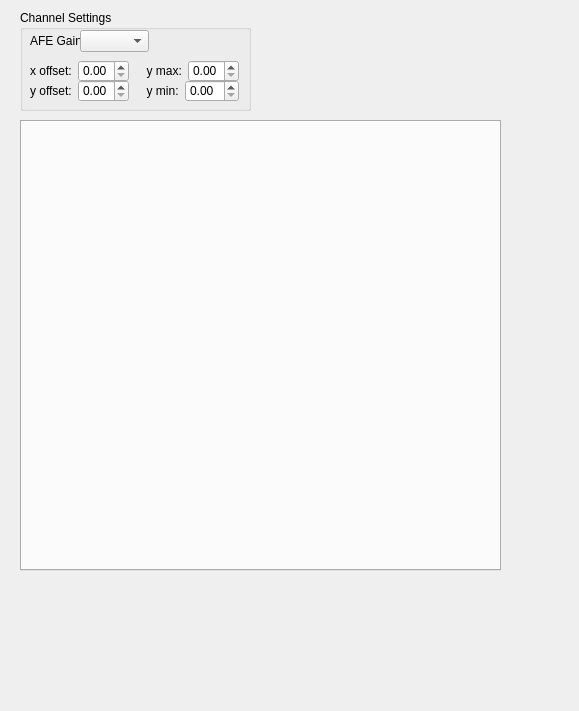
First picture: the form in l674_lock_ui/channel_settings.ui, repository OxfordIonTrapGroup/stabilizer-ui, before the edit.
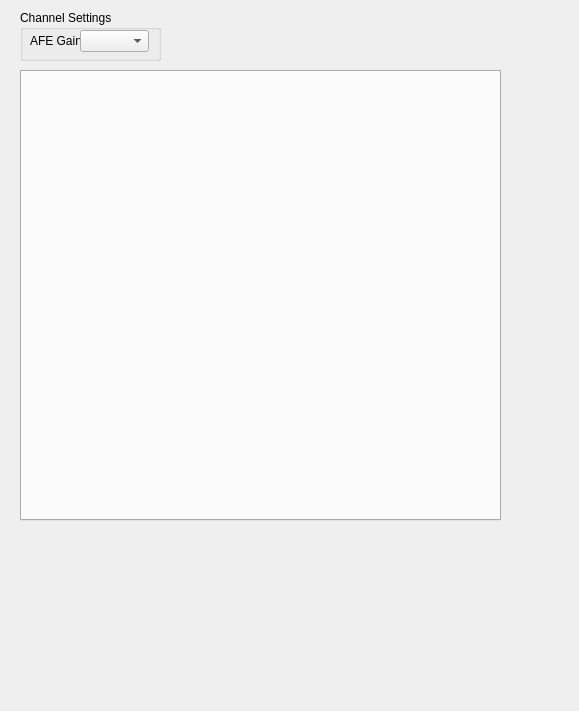
Second picture: the form after the edit.

Commit message: Moved offsets inside the filter tabs. Also fixed some formatting issues.

Diff of the .ui file:
```diff
--- a/l674_lock_ui/channel_settings.ui
+++ b/l674_lock_ui/channel_settings.ui
@@ -18,79 +18,13 @@
     <rect>
      <x>20</x>
      <y>10</y>
-     <width>231</width>
-     <height>101</height>
+     <width>141</width>
+     <height>51</height>
     </rect>
    </property>
    <property name="title">
     <string>Channel Settings</string>
    </property>
-   <widget class="QWidget" name="layoutWidget_3">
-    <property name="geometry">
-     <rect>
-      <x>10</x>
-      <y>70</y>
-      <width>99</width>
-      <height>22</height>
-     </rect>
-    </property>
-    <layout class="QGridLayout" name="gridLayout_5">
-     <item row="0" column="0">
-      <widget class="QLabel" name="label_5">
-       <property name="text">
-        <string>y offset:</string>
-       </property>
-      </widget>
-     </item>
-     <item row="0" column="1">
-      <widget class="QDoubleSpinBox" name="doubleSpinBox_5"/>
-     </item>
-    </layout>
-   </widget>
-   <widget class="QWidget" name="layoutWidget_4">
-    <property name="geometry">
-     <rect>
-      <x>120</x>
-      <y>50</y>
-      <width>99</width>
-      <height>22</height>
-     </rect>
-    </property>
-    <layout class="QGridLayout" name="gridLayout_6">
-     <item row="0" column="0">
-      <widget class="QLabel" name="label_6">
-       <property name="text">
-        <string>  y max:</string>
-       </property>
-      </widget>
-     </item>
-     <item row="0" column="1">
-      <widget class="QDoubleSpinBox" name="doubleSpinBox_6"/>
-     </item>
-    </layout>
-   </widget>
-   <widget class="QWidget" name="layoutWidget_5">
-    <property name="geometry">
-     <rect>
-      <x>120</x>
-      <y>70</y>
-      <width>99</width>
-      <height>22</height>
-     </rect>
-    </property>
-    <layout class="QGridLayout" name="gridLayout_7">
-     <item row="0" column="0">
-      <widget class="QLabel" name="label_7">
-       <property name="text">
-        <string>  y min:</string>
-       </property>
-      </widget>
-     </item>
-     <item row="0" column="1">
-      <widget class="QDoubleSpinBox" name="doubleSpinBox_7"/>
-     </item>
-    </layout>
-   </widget>
    <widget class="QLabel" name="label_8">
     <property name="geometry">
      <rect>
@@ -114,34 +48,12 @@
      </rect>
     </property>
    </widget>
-   <widget class="QWidget" name="layoutWidget">
-    <property name="geometry">
-     <rect>
-      <x>10</x>
-      <y>50</y>
-      <width>99</width>
-      <height>22</height>
-     </rect>
-    </property>
-    <layout class="QGridLayout" name="gridLayout_4">
-     <item row="0" column="0">
-      <widget class="QLabel" name="label_4">
-       <property name="text">
-        <string>x offset:</string>
-       </property>
-      </widget>
-     </item>
-     <item row="0" column="1">
-      <widget class="QDoubleSpinBox" name="doubleSpinBox_4"/>
-     </item>
-    </layout>
-   </widget>
   </widget>
   <widget class="QTabWidget" name="IIRTabs">
    <property name="geometry">
     <rect>
      <x>20</x>
-     <y>120</y>
+     <y>70</y>
      <width>481</width>
      <height>451</height>
     </rect>
```
